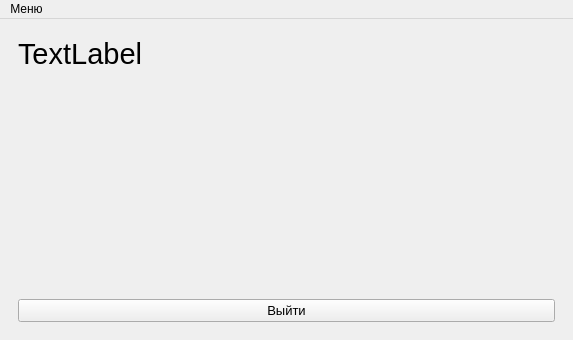
pascal-enjoyer/ARM, file audi/mainwindow.ui: the form before one commit.
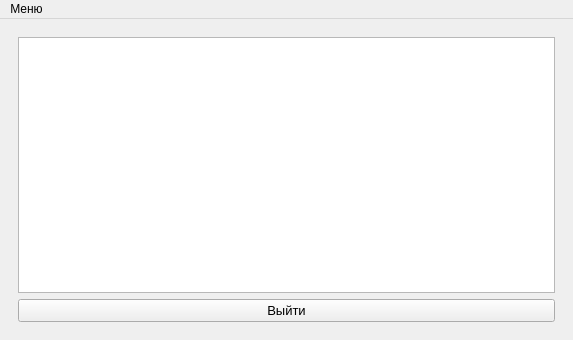
The form after the commit. The open tabs and pages were chosen to show the change. Icons and pictures are not drawn.

What changed in the file:
```diff
--- a/audi/mainwindow.ui
+++ b/audi/mainwindow.ui
@@ -328,20 +328,8 @@
       </widget>
       <widget class="QWidget" name="final_group_box">
        <layout class="QGridLayout" name="gridLayout_5">
-        <item row="1" column="0">
-         <widget class="QLabel" name="AllTimeEndLabel">
-          <property name="font">
-           <font>
-            <pointsize>22</pointsize>
-           </font>
-          </property>
-          <property name="text">
-           <string>TextLabel</string>
-          </property>
-          <property name="alignment">
-           <set>Qt::AlignLeading|Qt::AlignLeft|Qt::AlignTop</set>
-          </property>
-         </widget>
+        <item row="0" column="0">
+         <widget class="QGraphicsView" name="graphicsView"/>
         </item>
         <item row="2" column="0">
          <widget class="QPushButton" name="EndDayButton_3">
```
Left out of the diff: 4 changed lines with no effect on the pictures.
